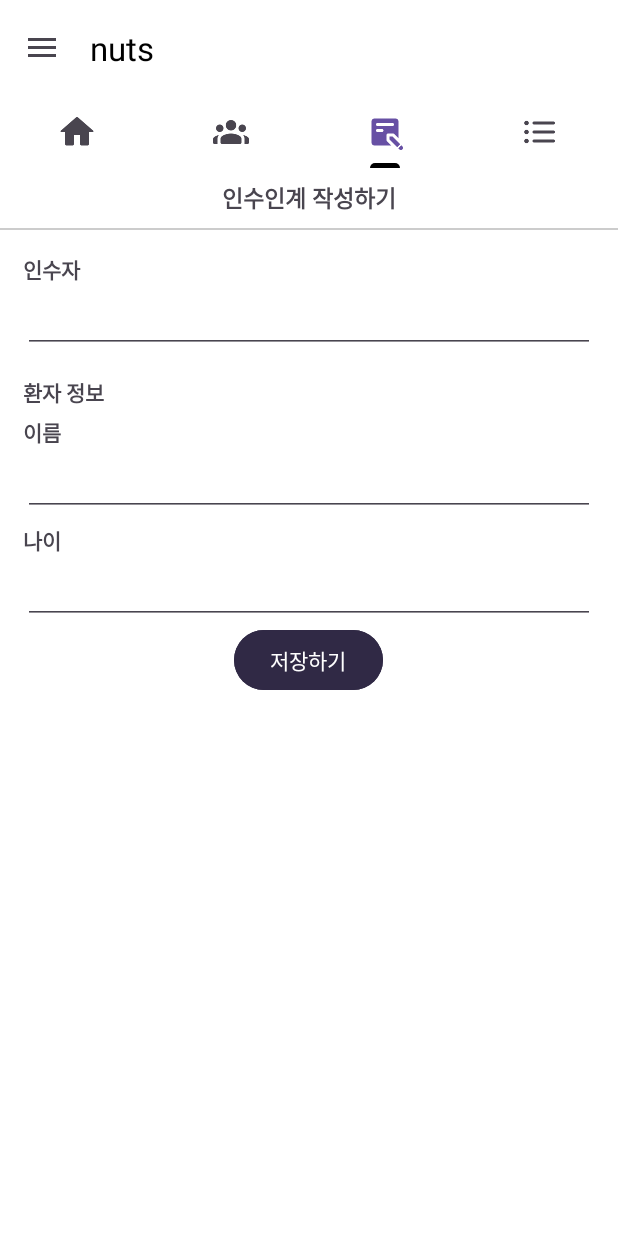
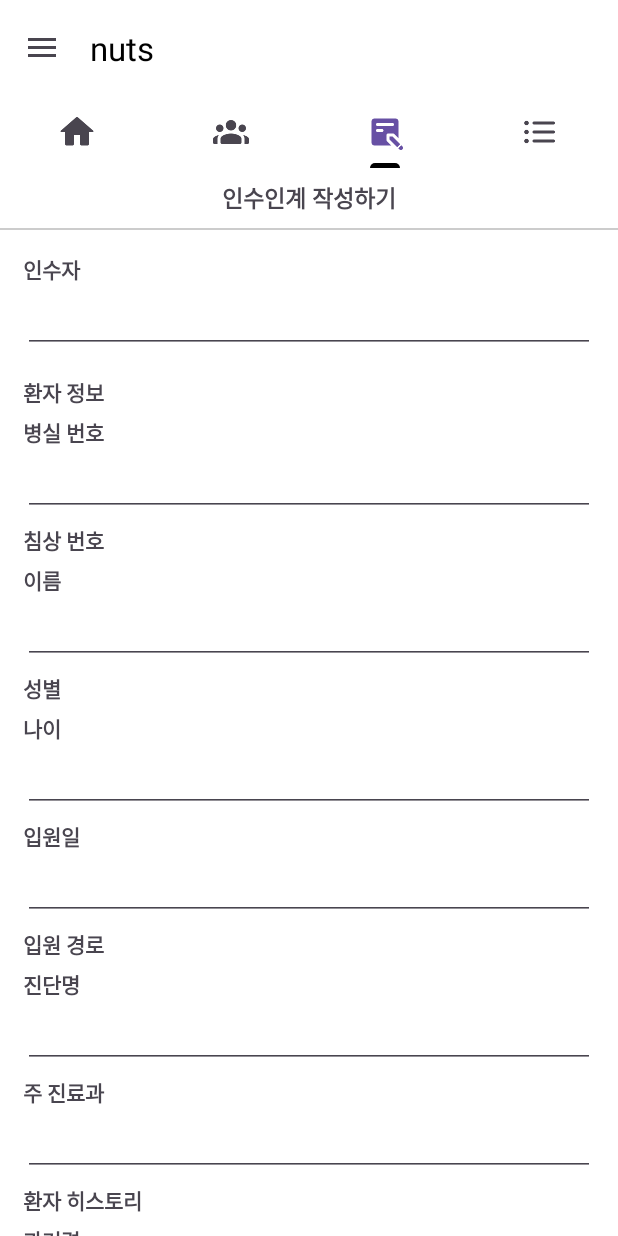
Before and after one commit to KIMBIRDWON/nursing-handover-app, an Android app: the screen it shows after launch (MainActivity), tab 3 chosen, on a phone screen of 412 x 824 dp. Run offline under Robolectric (Android 15) with nearby library versions, the phone set to English and light mode, and no system bars.

```diff
--- a/app/src/main/res/layout/fragment_third.xml
+++ b/app/src/main/res/layout/fragment_third.xml
@@ -39,6 +39,26 @@
     <TextView
         android:layout_width="match_parent"
         android:layout_height="wrap_content"
+        android:text="병실 번호"
+        android:textStyle="bold"
+        android:layout_marginTop="5dp"
+        android:layout_marginLeft="15dp"/>
+    <EditText
+        android:layout_width="match_parent"
+        android:layout_height="wrap_content"
+        android:layout_marginLeft="15dp"
+        android:layout_marginRight="15dp"/>
+    <TextView
+        android:layout_width="match_parent"
+        android:layout_height="wrap_content"
+        android:text="침상 번호"
+        android:textStyle="bold"
+        android:layout_marginTop="5dp"
+        android:layout_marginLeft="15dp"/>
+
+    <TextView
+        android:layout_width="match_parent"
+        android:layout_height="wrap_content"
         android:text="이름"
         android:textStyle="bold"
         android:layout_marginTop="5dp"
@@ -51,6 +71,13 @@
     <TextView
         android:layout_width="match_parent"
         android:layout_height="wrap_content"
+        android:text="성별"
+        android:textStyle="bold"
+        android:layout_marginTop="5dp"
+        android:layout_marginLeft="15dp"/>
+    <TextView
+        android:layout_width="match_parent"
+        android:layout_height="wrap_content"
         android:text="나이"
         android:textStyle="bold"
         android:layout_marginTop="5dp"
@@ -60,12 +87,101 @@
         android:layout_height="wrap_content"
         android:layout_marginLeft="15dp"
         android:layout_marginRight="15dp"/>
+    <TextView
+        android:layout_width="match_parent"
+        android:layout_height="wrap_content"
+        android:text="입원일"
+        android:textStyle="bold"
+        android:layout_marginTop="5dp"
+        android:layout_marginLeft="15dp"/>
+    <EditText
+    android:layout_width="match_parent"
+    android:layout_height="wrap_content"
+    android:layout_marginLeft="15dp"
+    android:layout_marginRight="15dp"/>
+    <TextView
+        android:layout_width="match_parent"
+        android:layout_height="wrap_content"
+        android:text="입원 경로"
+        android:textStyle="bold"
+        android:layout_marginTop="5dp"
+        android:layout_marginLeft="15dp"/>
+    <TextView
+        android:layout_width="match_parent"
+        android:layout_height="wrap_content"
+        android:text="진단명"
+        android:textStyle="bold"
+        android:layout_marginTop="5dp"
+        android:layout_marginLeft="15dp"/>
+    <EditText
+        android:layout_width="match_parent"
+        android:layout_height="wrap_content"
+        android:layout_marginLeft="15dp"
+        android:layout_marginRight="15dp"/>
+    <TextView
+        android:layout_width="match_parent"
+        android:layout_height="wrap_content"
+        android:text="주 진료과"
+        android:textStyle="bold"
+        android:layout_marginTop="5dp"
+        android:layout_marginLeft="15dp"/>
+    <EditText
+        android:layout_width="match_parent"
+        android:layout_height="wrap_content"
+        android:layout_marginLeft="15dp"
+        android:layout_marginRight="15dp"/>
+    <TextView
+        android:layout_width="match_parent"
+        android:layout_height="wrap_content"
+        android:text="환자 히스토리"
+        android:textStyle="bold"
+        android:layout_marginTop="5dp"
+        android:layout_marginLeft="15dp"/>
+    <TextView
+        android:layout_width="match_parent"
+        android:layout_height="wrap_content"
+        android:text="과거력"
+        android:textStyle="bold"
+        android:layout_marginTop="5dp"
+        android:layout_marginLeft="15dp"/>
+    <TextView
+        android:layout_width="match_parent"
+        android:layout_height="wrap_content"
+        android:text="알레르기"
+        android:textStyle="bold"
+        android:layout_marginTop="5dp"
+        android:layout_marginLeft="15dp"/>
+    <TextView
+        android:layout_width="match_parent"
+        android:layout_height="wrap_content"
+        android:text="수술력"
+        android:textStyle="bold"
+        android:layout_marginTop="5dp"
+        android:layout_marginLeft="15dp"/>
+    <TextView
+        android:layout_width="match_parent"
+        android:layout_height="wrap_content"
+        android:text="입원 사유 및 주호소"
+        android:textStyle="bold"
+        android:layout_marginTop="5dp"
+        android:layout_marginLeft="15dp"/>
+    <EditText
+        android:layout_width="match_parent"
+        android:layout_height="wrap_content"
+        android:layout_marginLeft="15dp"
+        android:layout_marginRight="15dp"/>
+    <TextView
+        android:layout_width="match_parent"
+        android:layout_height="wrap_content"
+        android:text="현재 상태 및 변화"
+        android:textStyle="bold"
+        android:layout_marginTop="5dp"
+        android:layout_marginLeft="15dp"/>
 
     <LinearLayout
         android:layout_width="match_parent"
         android:layout_height="wrap_content"
         android:gravity="center">
-
         <Button
             android:layout_width="wrap_content"
             android:layout_height="wrap_content"
```
